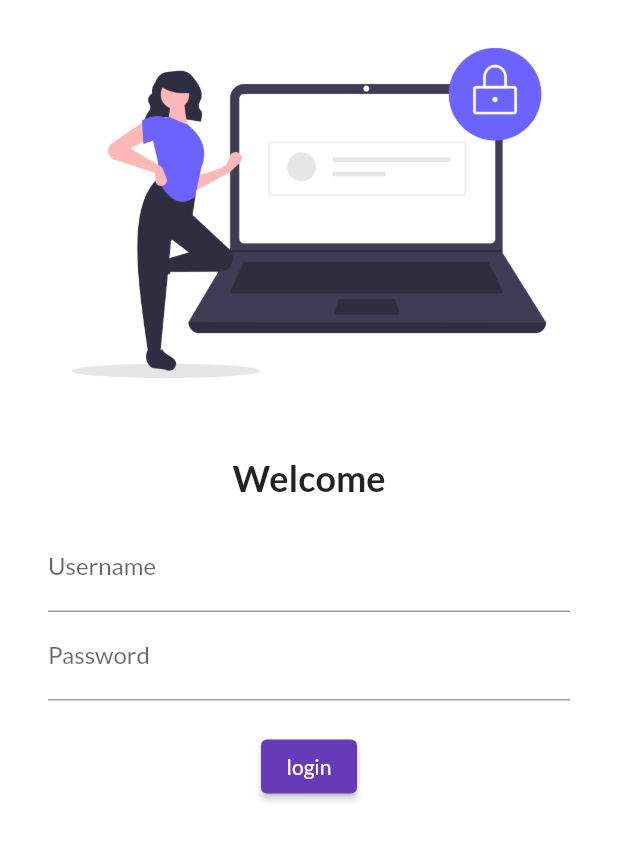
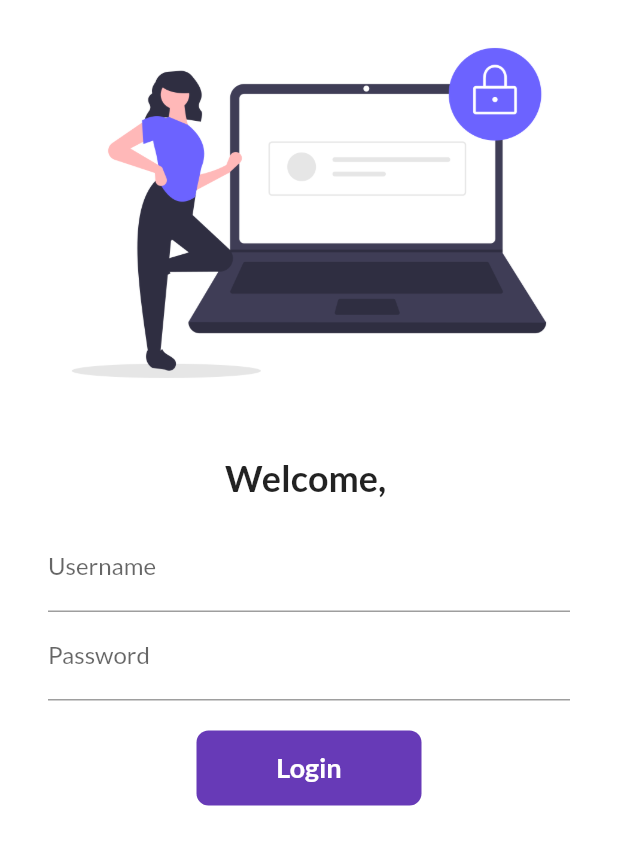
Before and after one commit to hossain-shahrier/basic_first_first, a Flutter app: the LoginScreen widget shown alone on an empty page, opened directly, on a phone screen of 412 x 824 dp. Shown: the top 845 px of the screen. Run offline on Flutter 3.47's test engine with Material 2 defaults, Android fonts, the phone set to English and light mode, and no system bars; our stand-ins replace google_fonts.

Commit message:
Day6|Animated Button & Container|Routes fixed|

```diff
--- a/lib/main.dart
+++ b/lib/main.dart
@@ -1,5 +1,6 @@
 import 'package:basic_flutter/screens/home_screen.dart';
 import 'package:basic_flutter/screens/login_screen.dart';
+import 'package:basic_flutter/utils/routes.dart';
 import 'package:flutter/material.dart';
 import 'package:google_fonts/google_fonts.dart';
 
@@ -16,13 +17,15 @@ class MyApp extends StatelessWidget {
     return MaterialApp(
       themeMode: ThemeMode.light,
       theme: ThemeData(
-          primarySwatch: Colors.deepPurple,
-          fontFamily: GoogleFonts.lato().fontFamily),
+        primarySwatch: Colors.deepPurple,
+        fontFamily: GoogleFonts.lato().fontFamily,
+      ),
       darkTheme: ThemeData(primarySwatch: Colors.green),
       initialRoute: "/",
       routes: {
         "/": (context) => const LoginScreen(),
-        "/home": (context) => const HomeScreen(),
+        MyRoutes.homeRoute: (context) => const HomeScreen(),
+        MyRoutes.loginRoute: (context) => const LoginScreen(),
       },
     );
   }
--- a/lib/screens/home_screen.dart
+++ b/lib/screens/home_screen.dart
@@ -11,7 +11,7 @@ class HomeScreen extends StatelessWidget {
       appBar: AppBar(
         title: const Text("Lagbe"),
       ),
-      drawer: const Drawer(),
+      // drawer: const Drawer(),
       body: Center(
         child: Text("Welcome to $days days of $name"),
       ),
--- a/lib/screens/login_screen.dart
+++ b/lib/screens/login_screen.dart
@@ -1,8 +1,16 @@
+import 'package:basic_flutter/utils/routes.dart';
 import 'package:flutter/material.dart';
 
-class LoginScreen extends StatelessWidget {
+class LoginScreen extends StatefulWidget {
   const LoginScreen({super.key});
 
+  @override
+  State<LoginScreen> createState() => _LoginScreenState();
+}
+
+class _LoginScreenState extends State<LoginScreen> {
+  String name = "";
+  bool changeButton = false;
   @override
   Widget build(BuildContext context) {
     return Material(
@@ -16,9 +24,9 @@ class LoginScreen extends StatelessWidget {
             const SizedBox(
               height: 20.0,
             ),
-            const Text(
-              "Welcome",
-              style: TextStyle(
+            Text(
+              "Welcome, $name",
+              style: const TextStyle(
                 fontSize: 24,
                 fontWeight: FontWeight.bold,
               ),
@@ -35,6 +43,10 @@ class LoginScreen extends StatelessWidget {
                       hintText: "Enter username",
                       labelText: "Username",
                     ),
+                    onChanged: (value) {
+                      name = value;
+                      setState(() {});
+                    },
                   ),
                   TextFormField(
                     obscureText: true,
@@ -46,13 +58,50 @@ class LoginScreen extends StatelessWidget {
                   const SizedBox(
                     height: 20.0,
                   ),
-                  ElevatedButton(
-                    style: TextButton.styleFrom(),
-                    onPressed: () {
-                      print("Hi shahrier");
+                  InkWell(
+                    onTap: () async {
+                      setState(() {
+                        changeButton = true;
+                      });
+                      await Future.delayed(
+                        const Duration(
+                          seconds: 1,
+                        ),
+                      );
+                      Navigator.pushNamed(context, MyRoutes.homeRoute);
                     },
-                    child: const Text("login"),
+                    child: AnimatedContainer(
+                      duration: const Duration(seconds: 1),
+                      width: changeButton ? 50 : 150,
+                      height: 50,
+                      alignment: Alignment.center,
+                      decoration: BoxDecoration(
+                        color: Colors.deepPurple,
+                        borderRadius:
+                            BorderRadius.circular(changeButton ? 50 : 8),
+                      ),
+                      child: changeButton
+                          ? const Icon(
+                              Icons.done,
+                              color: Colors.white,
+                            )
+                          : const Text(
+                              "Login",
+                              style: TextStyle(
+                                color: Colors.white,
+                                fontSize: 18,
+                                fontWeight: FontWeight.bold,
+                              ),
+                            ),
+                    ),
                   )
+                  // ElevatedButton(
+                  //   style: TextButton.styleFrom(),
+                  //   onPressed: () {
+                  //     print("Hi shahrier");
+                  //   },
+                  //   child: const Text("login"),
+                  // )
                 ],
               ),
             )
--- /dev/null
+++ b/lib/utils/routes.dart
@@ -0,0 +1,4 @@
+class MyRoutes {
+  static String loginRoute = "/login";
+  static String homeRoute = "/";
+}
```
